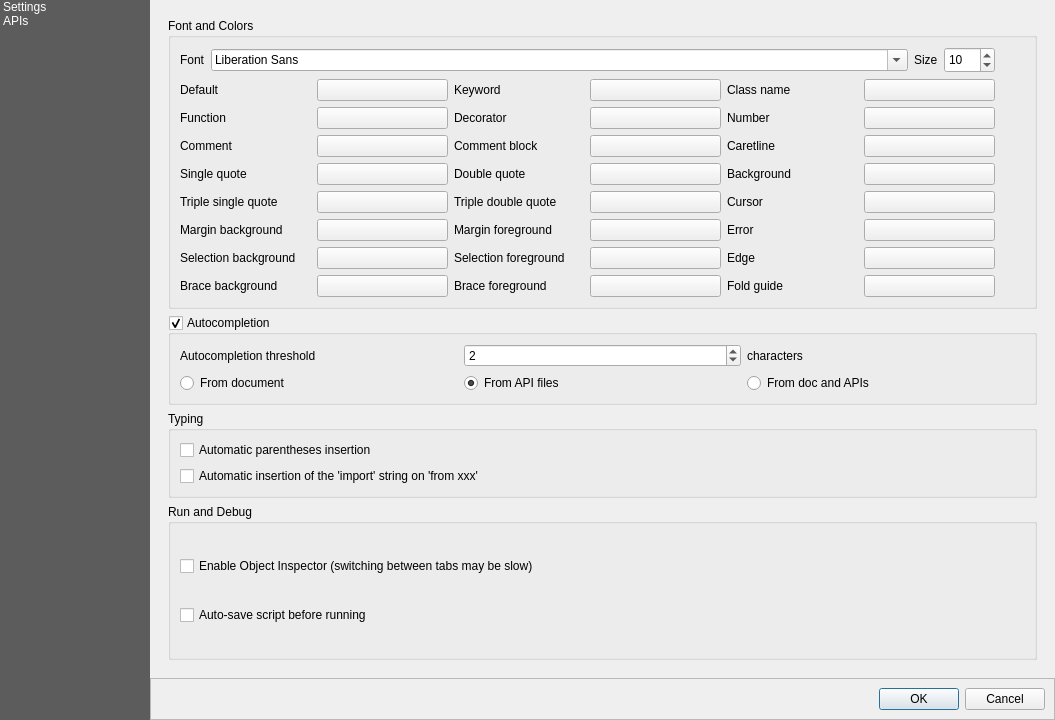
Qt form python/console/console_settings.ui (qgis/QGIS) before a commit.
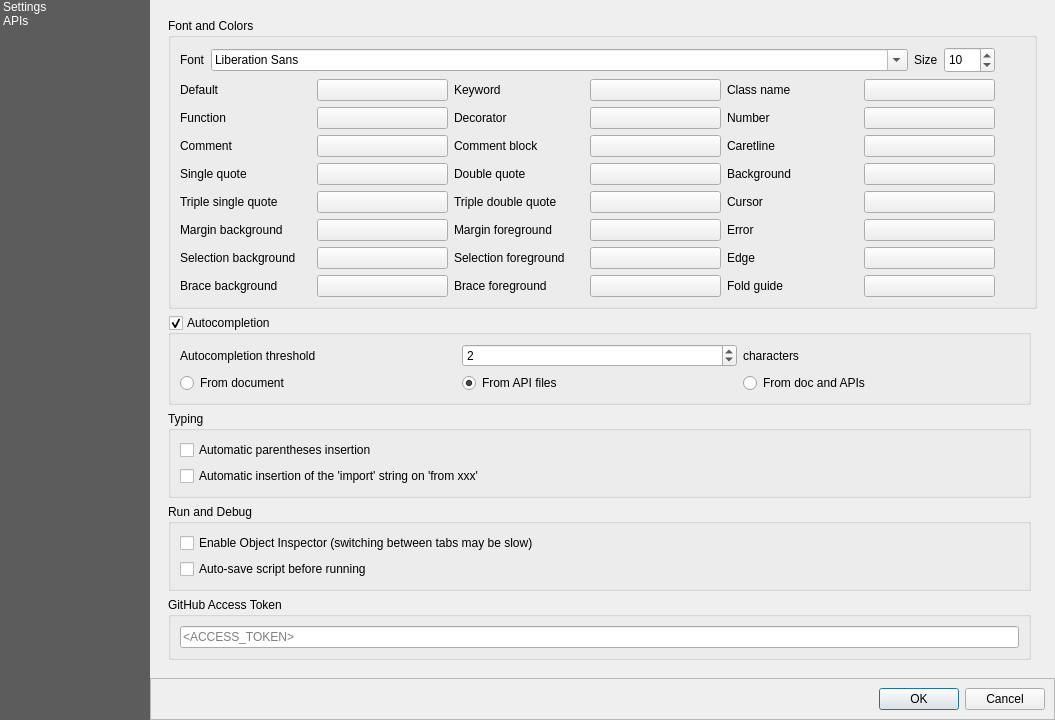
The same form after that commit. Icons and pictures are not drawn. Custom widgets are drawn as their Qt base class.

Commit message: [pyqgis-console] using gist to share snippets instead of codepad

Diff of the .ui file:
```diff
--- a/python/console/console_settings.ui
+++ b/python/console/console_settings.ui
@@ -70,12 +70,135 @@
            <rect>
             <x>0</x>
             <y>0</y>
-            <width>887</width>
-            <height>658</height>
+            <width>881</width>
+            <height>722</height>
            </rect>
           </property>
-          <layout class="QGridLayout" name="gridLayout_9">
-           <item row="0" column="0">
+          <layout class="QGridLayout" name="gridLayout_4">
+           <item row="3" column="0">
+            <widget class="QgsCollapsibleGroupBox" name="groupBoxRunDebugEditor">
+             <property name="sizePolicy">
+              <sizepolicy hsizetype="MinimumExpanding" vsizetype="MinimumExpanding">
+               <horstretch>0</horstretch>
+               <verstretch>0</verstretch>
+              </sizepolicy>
+             </property>
+             <property name="title">
+              <string>Run and Debug</string>
+             </property>
+             <property name="collapsed" stdset="0">
+              <bool>false</bool>
+             </property>
+             <property name="saveCollapsedState" stdset="0">
+              <bool>true</bool>
+             </property>
+             <layout class="QGridLayout" name="gridLayout_21">
+              <item row="0" column="0">
+               <widget class="QCheckBox" name="enableObjectInspector">
+                <property name="text">
+                 <string>Enable Object Inspector (switching between tabs may be slow)</string>
+                </property>
+                <property name="checked">
+                 <bool>false</bool>
+                </property>
+               </widget>
+              </item>
+              <item row="1" column="0">
+               <widget class="QCheckBox" name="autoSaveScript">
+                <property name="text">
+                 <string>Auto-save script before running</string>
+                </property>
+               </widget>
+              </item>
+             </layout>
+            </widget>
+           </item>
+           <item row="1" column="0">
+            <widget class="QgsCollapsibleGroupBox" name="groupBoxAutoCompletion">
+             <property name="title">
+              <string>Autocompletion</string>
+             </property>
+             <property name="checkable">
+              <bool>true</bool>
+             </property>
+             <property name="checked">
+              <bool>true</bool>
+             </property>
+             <property name="collapsed" stdset="0">
+              <bool>false</bool>
+             </property>
+             <property name="saveCheckedState" stdset="0">
+              <bool>true</bool>
+             </property>
+             <property name="saveCollapsedState" stdset="0">
+              <bool>true</bool>
+             </property>
+             <layout class="QGridLayout" name="gridLayout_5">
+              <item row="1" column="0" colspan="3">
+               <layout class="QGridLayout" name="layoutRadioButton">
+                <item row="0" column="2">
+                 <widget class="QRadioButton" name="autoCompFromDocAPI">
+                  <property name="toolTip">
+                   <string>Get autocompletion from current document and installed APIs</string>
+                  </property>
+                  <property name="text">
+                   <string>From doc and APIs</string>
+                  </property>
+                 </widget>
+                </item>
+                <item row="0" column="1">
+                 <widget class="QRadioButton" name="autoCompFromAPI">
+                  <property name="toolTip">
+                   <string>Get autocompletion from installed APIs</string>
+                  </property>
+                  <property name="text">
+                   <string>From API files</string>
+                  </property>
+                  <property name="checked">
+                   <bool>true</bool>
+                  </property>
+                 </widget>
+                </item>
+                <item row="0" column="0">
+                 <widget class="QRadioButton" name="autoCompFromDoc">
+                  <property name="toolTip">
+                   <string>Get autocompletion from current document</string>
+                  </property>
+                  <property name="text">
+                   <string>From document</string>
+                  </property>
+                 </widget>
+                </item>
+               </layout>
+              </item>
+              <item row="0" column="2">
+               <widget class="QLabel" name="label_36">
+                <property name="text">
+                 <string>characters</string>
+                </property>
+               </widget>
+              </item>
+              <item row="0" column="0">
+               <widget class="QLabel" name="label_6">
+                <property name="text">
+                 <string>Autocompletion threshold</string>
+                </property>
+               </widget>
+              </item>
+              <item row="0" column="1">
+               <widget class="QSpinBox" name="autoCompThreshold">
+                <property name="maximum">
+                 <number>10</number>
+                </property>
+                <property name="value">
+                 <number>2</number>
+                </property>
+               </widget>
+              </item>
+             </layout>
+            </widget>
+           </item>
+           <item row="0" column="0" colspan="2">
             <widget class="QgsCollapsibleGroupBox" name="groupBoxFontColor">
              <property name="sizePolicy">
               <sizepolicy hsizetype="MinimumExpanding" vsizetype="MinimumExpanding">
@@ -522,91 +645,6 @@
              </layout>
             </widget>
            </item>
-           <item row="1" column="0">
-            <widget class="QgsCollapsibleGroupBox" name="groupBoxAutoCompletion">
-             <property name="title">
-              <string>Autocompletion</string>
-             </property>
-             <property name="checkable">
-              <bool>true</bool>
-             </property>
-             <property name="checked">
-              <bool>true</bool>
-             </property>
-             <property name="collapsed" stdset="0">
-              <bool>false</bool>
-             </property>
-             <property name="saveCheckedState" stdset="0">
-              <bool>true</bool>
-             </property>
-             <property name="saveCollapsedState" stdset="0">
-              <bool>true</bool>
-             </property>
-             <layout class="QGridLayout" name="gridLayout_5">
-              <item row="0" column="0">
-               <widget class="QLabel" name="label_6">
-                <property name="text">
-                 <string>Autocompletion threshold</string>
-                </property>
-               </widget>
-              </item>
-              <item row="0" column="1">
-               <widget class="QSpinBox" name="autoCompThreshold">
-                <property name="maximum">
-                 <number>10</number>
-                </property>
-                <property name="value">
-                 <number>2</number>
-                </property>
-               </widget>
-              </item>
-              <item row="0" column="2">
-               <widget class="QLabel" name="label_36">
-                <property name="text">
-                 <string>characters</string>
-                </property>
-               </widget>
-              </item>
-              <item row="1" column="0" colspan="3">
-               <layout class="QGridLayout" name="layoutRadioButton">
-                <item row="0" column="2">
-                 <widget class="QRadioButton" name="autoCompFromDocAPI">
-                  <property name="toolTip">
-                   <string>Get autocompletion from current document and installed APIs</string>
-                  </property>
-                  <property name="text">
-                   <string>From doc and APIs</string>
-                  </property>
-                 </widget>
-                </item>
-                <item row="0" column="1">
-                 <widget class="QRadioButton" name="autoCompFromAPI">
-                  <property name="toolTip">
-                   <string>Get autocompletion from installed APIs</string>
-                  </property>
-                  <property name="text">
-                   <string>From API files</string>
-                  </property>
-                  <property name="checked">
-                   <bool>true</bool>
-                  </property>
-                 </widget>
-                </item>
-                <item row="0" column="0">
-                 <widget class="QRadioButton" name="autoCompFromDoc">
-                  <property name="toolTip">
-                   <string>Get autocompletion from current document</string>
-                  </property>
-                  <property name="text">
-                   <string>From document</string>
-                  </property>
-                 </widget>
-                </item>
-               </layout>
-              </item>
-             </layout>
-            </widget>
-           </item>
            <item row="2" column="0">
             <widget class="QgsCollapsibleGroupBox" name="groupBox_4">
              <property name="title">
@@ -640,38 +678,16 @@
              </layout>
             </widget>
            </item>
-           <item row="3" column="0">
-            <widget class="QgsCollapsibleGroupBox" name="groupBoxRunDebugEditor">
-             <property name="sizePolicy">
-              <sizepolicy hsizetype="MinimumExpanding" vsizetype="MinimumExpanding">
-               <horstretch>0</horstretch>
-               <verstretch>0</verstretch>
-              </sizepolicy>
-             </property>
+           <item row="4" column="0">
+            <widget class="QGroupBox" name="groupBox">
              <property name="title">
-              <string>Run and Debug</string>
+              <string>GitHub Access Token</string>
              </property>
-             <property name="collapsed" stdset="0">
-              <bool>false</bool>
-             </property>
-             <property name="saveCollapsedState" stdset="0">
-              <bool>true</bool>
-             </property>
-             <layout class="QGridLayout" name="gridLayout_21">
+             <layout class="QGridLayout" name="gridLayout_6">
               <item row="0" column="0">
-               <widget class="QCheckBox" name="enableObjectInspector">
-                <property name="text">
-                 <string>Enable Object Inspector (switching between tabs may be slow)</string>
-                </property>
-                <property name="checked">
-                 <bool>false</bool>
-                </property>
-               </widget>
-              </item>
-              <item row="1" column="0">
-               <widget class="QCheckBox" name="autoSaveScript">
-                <property name="text">
-                 <string>Auto-save script before running</string>
+               <widget class="QLineEdit" name="tokenGhLineEdit">
+                <property name="placeholderText">
+                 <string>&lt;ACCESS_TOKEN&gt;</string>
                 </property>
                </widget>
               </item>
```
The commit also changes 2 other files.
